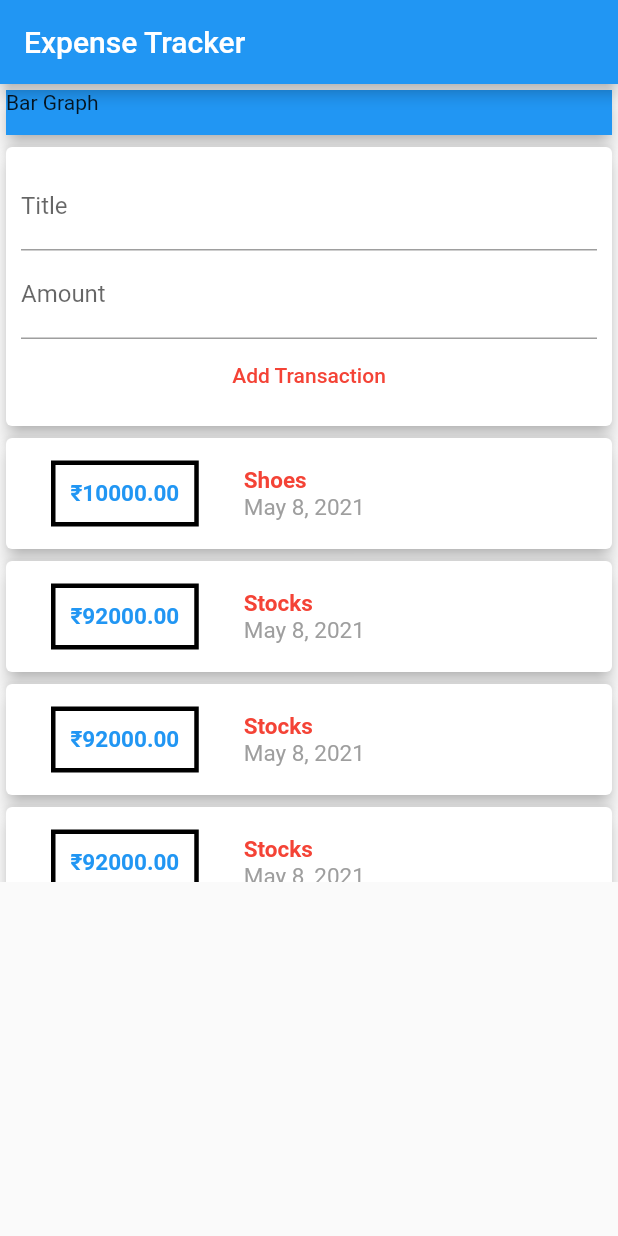
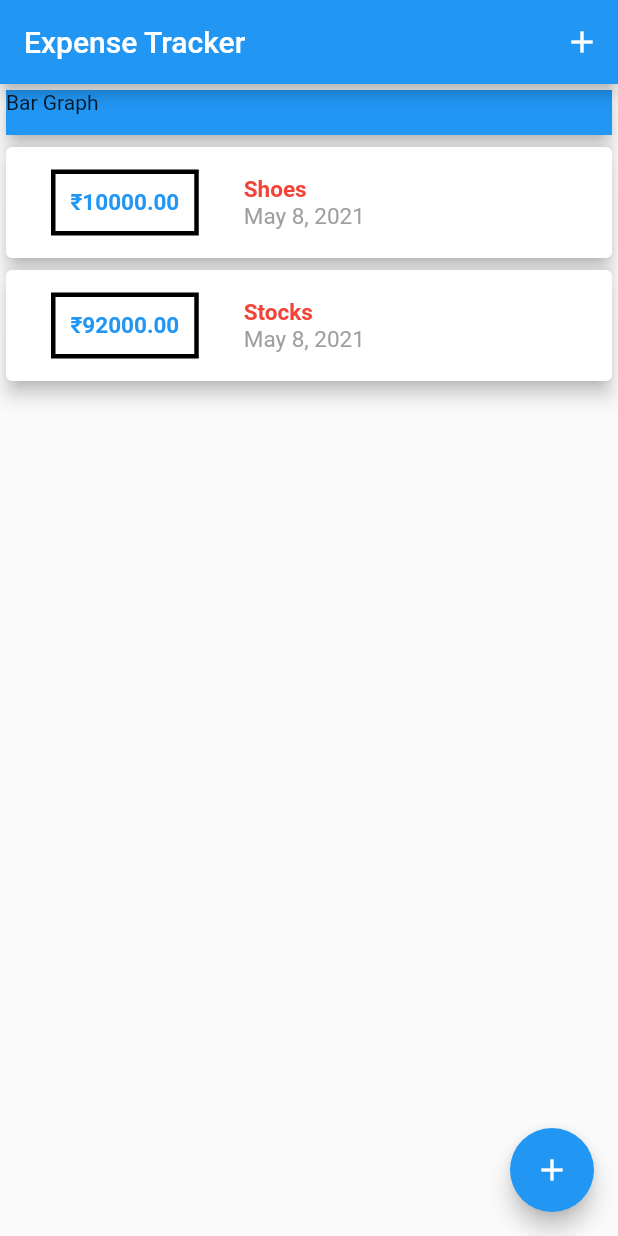
Before and after one commit to vijaychandra800/Expense_Tracker, a Flutter app: the screen it shows after launch, on a phone screen of 412 x 824 dp. Run offline on Flutter 3.47's test engine with Material 2 defaults, Android fonts, the phone set to English and light mode, and no system bars.

Commit message:
Added App Bar Buttons, Floating Action Buttons, Bottom Modal Sheet, Fix Input

```diff
--- a/lib/main.dart
+++ b/lib/main.dart
@@ -1,5 +1,5 @@
-
-import './widgets/user_transaction.dart';
+import 'widgets/transaction_list.dart';
+import 'widgets/new_transaction.dart';
 import 'package:flutter/material.dart';
 import 'models/transaction.dart';
 
@@ -11,21 +11,57 @@ class MyApp extends StatelessWidget {
   @override
   Widget build(BuildContext context) {
     return MaterialApp(
-      title: "Expense Tracker",
+      title: 'Expense Tracker',
       home: MyHomePage(),
     );
   }
 }
 
-class MyHomePage extends StatelessWidget {
+class MyHomePage extends StatefulWidget {
+  @override
+  _MyHomePageState createState() => _MyHomePageState();
+}
 
-  final amountController = TextEditingController();
-  final titleController = TextEditingController();
+class _MyHomePageState extends State<MyHomePage> {
+  final List<Transaction> _userTransactions = [
+    Transaction(id: 't1', title: 'Shoes', amount: 10000, date: DateTime.now()),
+    Transaction(id: 't2', title: 'Stocks', amount: 92000, date: DateTime.now()),
+  ];
+
+  void _addNewTransaction(String txTitle, double txAmount) {
+    final newTx = Transaction(
+        title: txTitle,
+        amount: txAmount,
+        date: DateTime.now(),
+        id: DateTime.now().toString());
+
+    setState(
+      () => _userTransactions.add(newTx),
+    );
+  }
+
+  void _startAddNewTransaction(BuildContext ctx) {
+    showModalBottomSheet(
+      context: ctx,
+      builder: (_) {
+        return GestureDetector(
+          onTap: () {},
+          child: NewTransaction(_addNewTransaction),
+          behavior: HitTestBehavior.opaque,
+        );
+      },
+    );
+  }
 
   @override
   Widget build(BuildContext context) {
     return Scaffold(
       appBar: AppBar(
+        actions: [
+          IconButton(
+              icon: Icon(Icons.add),
+              onPressed: () => {_startAddNewTransaction(context)}),
+        ],
         title: Text("Expense Tracker"),
       ),
       body: SingleChildScrollView(
@@ -40,9 +76,15 @@ class MyHomePage extends StatelessWidget {
                   color: Colors.blue,
                   child: Text("Bar Graph")),
             ),
-            UserTransaction()
+            TransactionList(_userTransactions)
           ],
         ),
+      ),
+      floatingActionButton: FloatingActionButton(
+        child: Icon(Icons.add),
+        onPressed: () => {
+          _startAddNewTransaction(context),
+        },
       ),
     );
   }
--- a/lib/widgets/user_transaction.dart
+++ /dev/null
@@ -1,44 +0,0 @@
-import 'package:flutter/material.dart';
-import './transaction_list.dart';
-import './new_transaction.dart';
-import '../models/transaction.dart';
-
-class UserTransaction extends StatefulWidget {
-  @override
-  _UserTransactionState createState() => _UserTransactionState();
-}
-
-class _UserTransactionState extends State<UserTransaction> {
-  final List<Transaction> _userTransactions = [
-    Transaction(id: 't1', title: 'Shoes', amount: 10000, date: DateTime.now()),
-    Transaction(id: 't2', title: 'Stocks', amount: 92000, date: DateTime.now()),
-    Transaction(id: 't2', title: 'Stocks', amount: 92000, date: DateTime.now()),
-    Transaction(id: 't2', title: 'Stocks', amount: 92000, date: DateTime.now()),
-    Transaction(id: 't2', title: 'Stocks', amount: 92000, date: DateTime.now()),
-    Transaction(id: 't2', title: 'Stocks', amount: 92000, date: DateTime.now()),
-    Transaction(id: 't2', title: 'Stocks', amount: 92000, date: DateTime.now()),
-    Transaction(id: 't2', title: 'Stocks', amount: 92000, date: DateTime.now()),
-  ];
-
-  void _addNewTransaction(String txTitle, double txAmount) {
-    final newTx = Transaction(
-        title: txTitle,
-        amount: txAmount,
-        date: DateTime.now(),
-        id: DateTime.now().toString());
-
-    setState(
-      () => _userTransactions.add(newTx),
-    );
-  }
-
-  @override
-  Widget build(BuildContext context) {
-    return Column(
-      children: [
-        NewTransaction(_addNewTransaction),
-        TransactionList(_userTransactions),
-      ],
-    );
-  }
-}
```
Also changed, not shown: lib/widgets/new_transaction.dart (+12 -6 lines).
